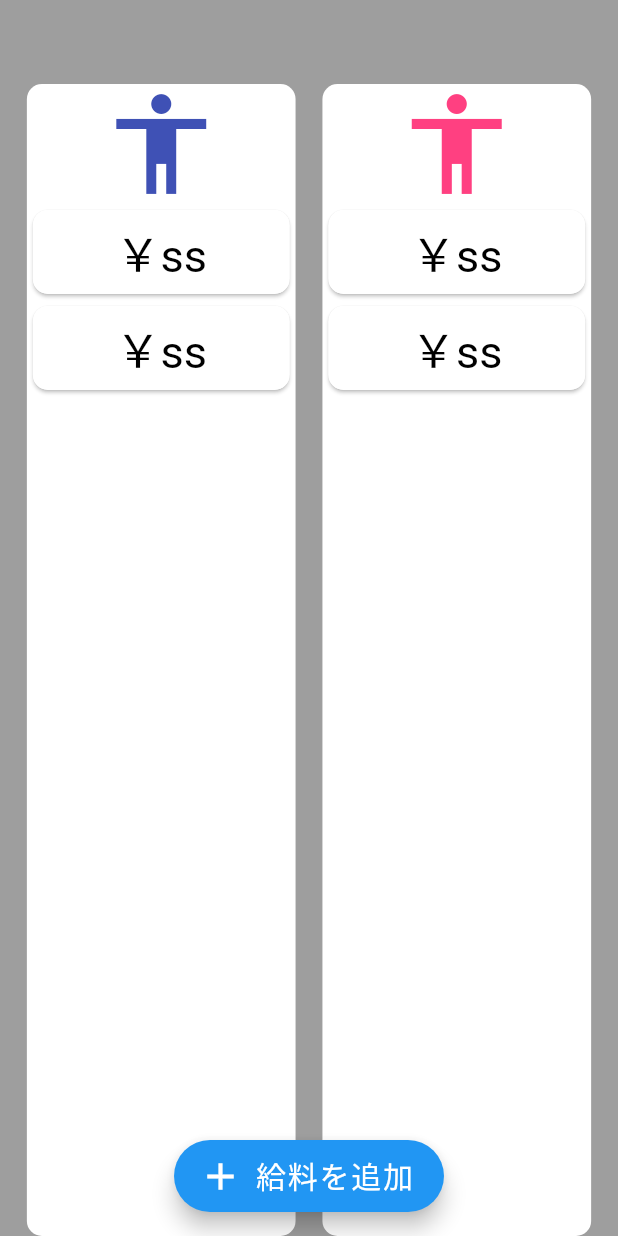
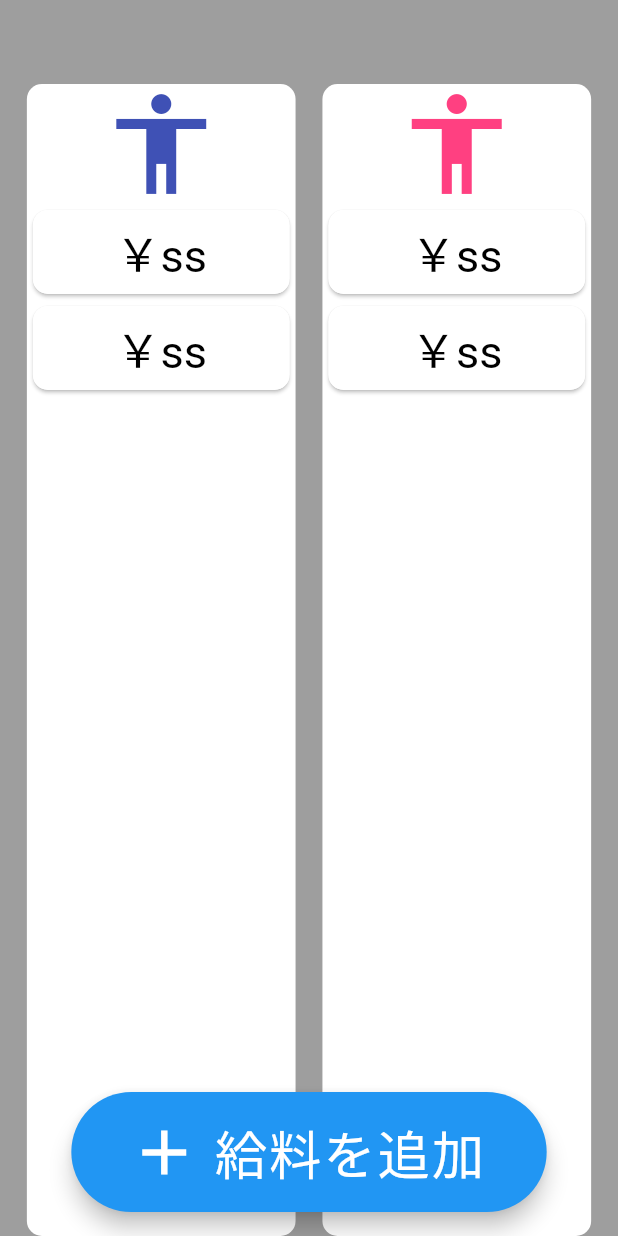
Before and after one commit to iseruuuuu/couple_money_app, a Flutter app: the screen it shows after launch, on a phone screen of 412 x 824 dp. Run offline on Flutter 3.47's test engine with Material 2 defaults, Android fonts, the phone set to English and light mode, and no system bars; our stand-ins replace freezed_annotation, state_notifier; missing offline and left inert: flutter_state_notifier.

Commit message:
fix: change button size

```diff
--- a/lib/component/floating_action_button_item.dart
+++ b/lib/component/floating_action_button_item.dart
@@ -10,18 +10,22 @@ class FloatingActionButtonItem extends StatelessWidget {
 
   @override
   Widget build(BuildContext context) {
-    return FloatingActionButton.extended(
+    return SizedBox(
+      width: MediaQuery.of(context).size.width / 1.3,
+      height: 80,
+      child: FloatingActionButton.extended(
         onPressed: () async {},
         icon: const Icon(
           Icons.add,
-        size: 30,
+          size: 50,
           color: Colors.white,
         ),
         label: const Text(
           '給料を追加',
           style: TextStyle(
-          fontSize: 20,
+            fontSize: 35,
             color: Colors.white,
+          ),
         ),
       ),
     );
```
Lines whose indentation alone changed are shown as unchanged.
